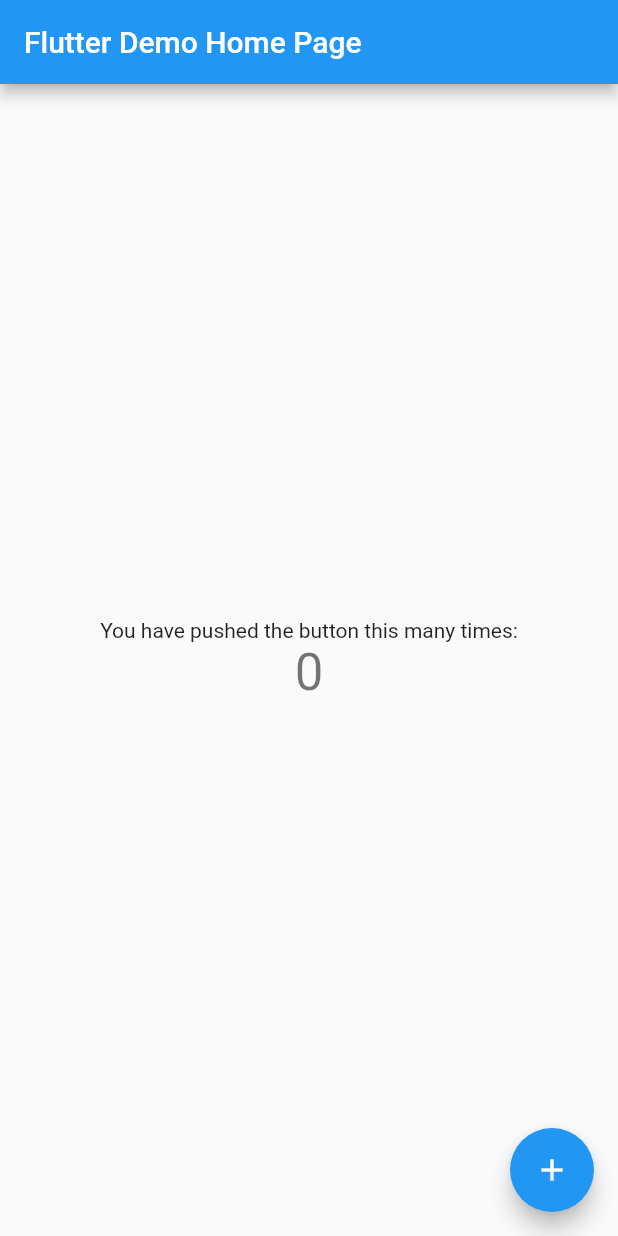
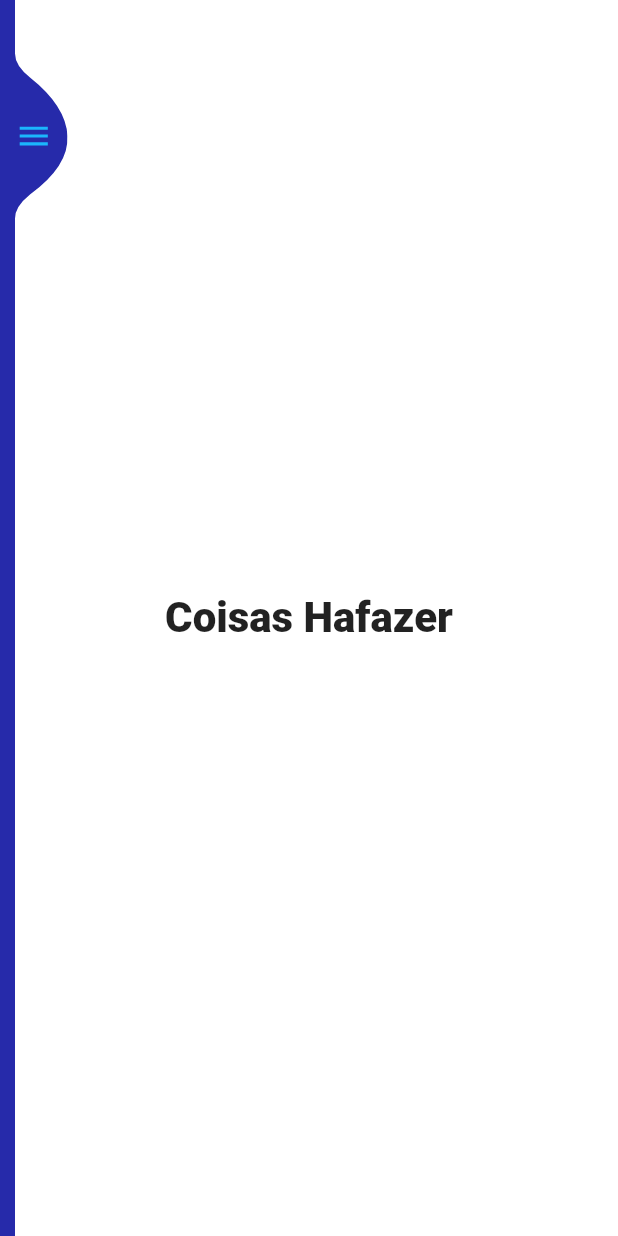
Before and after one commit to Aline-Bazotti/hafazer, a Flutter app: the screen it shows after launch, on a phone screen of 412 x 824 dp. Run offline on Flutter 3.47's test engine with Material 2 defaults, Android fonts, the phone set to English and light mode, and no system bars; our stand-ins replace bloc, flutter_bloc, rxdart.

Commit message:
Criação sidebar e pages

```diff
--- /dev/null
+++ b/hafazer/lib/bloc.navigation_bloc/navigation_bloc.dart
@@ -0,0 +1,38 @@
+import 'package:bloc/bloc.dart';
+import 'package:sidebar_animation/pages/metas_abertas_page%20copy.dart';
+import '../pages/coisas_hafazer_page.dart';
+import '../pages/coisas_feitas_page.dart';
+
+import '../pages/metas_alcancadas_page.dart';
+
+enum NavigationEvents {
+  CoisasHafazerPageClickedEvent,
+  CoisasFeitasPageClickedEvent,
+  MetasAbertasClickedEvent,
+  MetasAlcancadasClickedEvent,
+}
+
+abstract class NavigationStates {}
+
+class NavigationBloc extends Bloc<NavigationEvents, NavigationStates> {
+  @override
+  NavigationStates get initialState => CoisasHafazerPage();
+
+  @override
+  Stream<NavigationStates> mapEventToState(NavigationEvents event) async* {
+    switch (event) {
+      case NavigationEvents.CoisasHafazerPageClickedEvent:
+        yield CoisasHafazerPage();
+        break;
+      case NavigationEvents.CoisasFeitasPageClickedEvent:
+        yield CoisasFeitasPage();
+        break;
+      case NavigationEvents.MetasAbertasClickedEvent:
+        yield MetasAbertasPage();
+        break;
+      case NavigationEvents.MetasAlcancadasClickedEvent:
+        yield MetasAlcancadasPage();
+        break;
+    }
+  }
+}
--- a/hafazer/lib/main.dart
+++ b/hafazer/lib/main.dart
@@ -1,117 +1,17 @@
 import 'package:flutter/material.dart';
 
-void main() {
-  runApp(MyApp());
-}
+import 'sidebar/sidebar_layout.dart';
+
+void main() => runApp(MyApp());
 
 class MyApp extends StatelessWidget {
-  // This widget is the root of your application.
   @override
   Widget build(BuildContext context) {
     return MaterialApp(
-      title: 'Flutter Demo',
+      debugShowCheckedModeBanner: false,
       theme: ThemeData(
-        // This is the theme of your application.
-        //
-        // Try running your application with "flutter run". You'll see the
-        // application has a blue toolbar. Then, without quitting the app, try
-        // changing the primarySwatch below to Colors.green and then invoke
-        // "hot reload" (press "r" in the console where you ran "flutter run",
-        // or simply save your changes to "hot reload" in a Flutter IDE).
-        // Notice that the counter didn't reset back to zero; the application
-        // is not restarted.
-        primarySwatch: Colors.blue,
-        // This makes the visual density adapt to the platform that you run
-        // the app on. For desktop platforms, the controls will be smaller and
-        // closer together (more dense) than on mobile platforms.
-        visualDensity: VisualDensity.adaptivePlatformDensity,
-      ),
-      home: MyHomePage(title: 'Flutter Demo Home Page'),
+          scaffoldBackgroundColor: Colors.white, primaryColor: Colors.white),
+      home: SideBarLayout(),
     );
   }
 }
-
-class MyHomePage extends StatefulWidget {
-  MyHomePage({Key key, this.title}) : super(key: key);
-
-  // This widget is the home page of your application. It is stateful, meaning
-  // that it has a State object (defined below) that contains fields that affect
-  // how it looks.
-
-  // This class is the configuration for the state. It holds the values (in this
-  // case the title) provided by the parent (in this case the App widget) and
-  // used by the build method of the State. Fields in a Widget subclass are
-  // always marked "final".
-
-  final String title;
-
-  @override
-  _MyHomePageState createState() => _MyHomePageState();
-}
-
-class _MyHomePageState extends State<MyHomePage> {
-  int _counter = 0;
-
-  void _incrementCounter() {
-    setState(() {
-      // This call to setState tells the Flutter framework that something has
-      // changed in this State, which causes it to rerun the build method below
-      // so that the display can reflect the updated values. If we changed
-      // _counter without calling setState(), then the build method would not be
-      // called again, and so nothing would appear to happen.
-      _counter++;
-    });
-  }
-
-  @override
-  Widget build(BuildContext context) {
-    // This method is rerun every time setState is called, for instance as done
-    // by the _incrementCounter method above.
-    //
-    // The Flutter framework has been optimized to make rerunning build methods
-    // fast, so that you can just rebuild anything that needs updating rather
-    // than having to individually change instances of widgets.
-    return Scaffold(
-      appBar: AppBar(
-        // Here we take the value from the MyHomePage object that was created by
-        // the App.build method, and use it to set our appbar title.
-        title: Text(widget.title),
-      ),
-      body: Center(
-        // Center is a layout widget. It takes a single child and positions it
-        // in the middle of the parent.
-        child: Column(
-          // Column is also a layout widget. It takes a list of children and
-          // arranges them vertically. By default, it sizes itself to fit its
-          // children horizontally, and tries to be as tall as its parent.
-          //
-          // Invoke "debug painting" (press "p" in the console, choose the
-          // "Toggle Debug Paint" action from the Flutter Inspector in Android
-          // Studio, or the "Toggle Debug Paint" command in Visual Studio Code)
-          // to see the wireframe for each widget.
-          //
-          // Column has various properties to control how it sizes itself and
-          // how it positions its children. Here we use mainAxisAlignment to
-          // center the children vertically; the main axis here is the vertical
-          // axis because Columns are vertical (the cross axis would be
-          // horizontal).
-          mainAxisAlignment: MainAxisAlignment.center,
-          children: <Widget>[
-            Text(
-              'You have pushed the button this many times:',
-            ),
-            Text(
-              '$_counter',
-              style: Theme.of(context).textTheme.headline4,
-            ),
-          ],
-        ),
-      ),
-      floatingActionButton: FloatingActionButton(
-        onPressed: _incrementCounter,
-        tooltip: 'Increment',
-        child: Icon(Icons.add),
-      ), // This trailing comma makes auto-formatting nicer for build methods.
-    );
-  }
-}
--- /dev/null
+++ b/hafazer/lib/pages/coisas_hafazer_page.dart
@@ -0,0 +1,15 @@
+import 'package:flutter/material.dart';
+
+import '../bloc.navigation_bloc/navigation_bloc.dart';
+
+class CoisasHafazerPage extends StatelessWidget with NavigationStates {
+  @override
+  Widget build(BuildContext context) {
+    return Center(
+      child: Text(
+        "Coisas Hafazer",
+        style: TextStyle(fontWeight: FontWeight.w900, fontSize: 28),
+      ),
+    );
+  }
+}
--- /dev/null
+++ b/hafazer/lib/sidebar/sidebar.dart
@@ -0,0 +1,203 @@
+import 'dart:async';
+
+import 'package:flutter/material.dart';
+import 'package:flutter_bloc/flutter_bloc.dart';
+import 'package:rxdart/rxdart.dart';
+
+import '../bloc.navigation_bloc/navigation_bloc.dart';
+import '../sidebar/menu_item.dart';
+
+class SideBar extends StatefulWidget {
+  @override
+  _SideBarState createState() => _SideBarState();
+}
+
+class _SideBarState extends State<SideBar>
+    with SingleTickerProviderStateMixin<SideBar> {
+  AnimationController _animationController;
+  StreamController<bool> isSidebarOpenedStreamController;
+  Stream<bool> isSidebarOpenedStream;
+  StreamSink<bool> isSidebarOpenedSink;
+  final _animationDuration = const Duration(milliseconds: 500);
+
+  @override
+  void initState() {
+    super.initState();
+    _animationController =
+        AnimationController(vsync: this, duration: _animationDuration);
+    isSidebarOpenedStreamController = PublishSubject<bool>();
+    isSidebarOpenedStream = isSidebarOpenedStreamController.stream;
+    isSidebarOpenedSink = isSidebarOpenedStreamController.sink;
+  }
+
+  @override
+  void dispose() {
+    _animationController.dispose();
+    isSidebarOpenedStreamController.close();
+    isSidebarOpenedSink.close();
+    super.dispose();
+  }
+
+  void onIconPressed() {
+    final animationStatus = _animationController.status;
+    final isAnimationCompleted = animationStatus == AnimationStatus.completed;
+
+    if (isAnimationCompleted) {
+      isSidebarOpenedSink.add(false);
+      _animationController.reverse();
+    } else {
+      isSidebarOpenedSink.add(true);
+      _animationController.forward();
+    }
+  }
+
+  @override
+  Widget build(BuildContext context) {
+    final screenWidth = MediaQuery.of(context).size.width;
+
+    return StreamBuilder<bool>(
+      initialData: false,
+      stream: isSidebarOpenedStream,
+      builder: (context, isSideBarOpenedAsync) {
+        return AnimatedPositioned(
+          duration: _animationDuration,
+          top: 0,
+          bottom: 0,
+          left: isSideBarOpenedAsync.data ? 0 : -screenWidth,
+          right: isSideBarOpenedAsync.data ? 0 : screenWidth - 45,
+          child: Row(
+            children: <Widget>[
+              Expanded(
+                child: Container(
+                  padding: const EdgeInsets.symmetric(horizontal: 20),
+                  color: const Color(0xFF262AAA),
+                  child: Column(
+                    children: <Widget>[
+                      SizedBox(
+                        height: 100,
+                      ),
+                      ListTile(
+                        title: Text(
+                          "João Doido",
+                          style: TextStyle(
+                              color: Colors.white,
+                              fontSize: 30,
+                              fontWeight: FontWeight.w800),
+                        ),
+                        leading: CircleAvatar(
+                          child: Icon(
+                            Icons.perm_identity,
+                            color: Colors.white,
+                          ),
+                          radius: 40,
+                        ),
+                      ),
+                      Divider(
+                        height: 64,
+                        thickness: 0.5,
+                        color: Colors.white.withOpacity(0.3),
+                        indent: 32,
+                        endIndent: 32,
+                      ),
+                      MenuItem(
+                        icon: Icons.check_circle_outline,
+                        title: "Coisas Hafazer",
+                        onTap: () {
+                          onIconPressed();
+                          BlocProvider.of<NavigationBloc>(context).add(
+                              NavigationEvents.CoisasHafazerPageClickedEvent);
+                        },
+                      ),
+                      MenuItem(
+                        icon: Icons.bookmark_border,
+                        title: "Metas Abertas",
+                        onTap: () {
+                          onIconPressed();
+                          BlocProvider.of<NavigationBloc>(context)
+                              .add(NavigationEvents.MetasAbertasClickedEvent);
+                        },
+                      ),
+                      Divider(
+                        height: 64,
+                        thickness: 0.5,
+                        color: Colors.white.withOpacity(0.3),
+                        indent: 32,
+                        endIndent: 32,
+                      ),
+                      MenuItem(
+                        icon: Icons.check_circle,
+                        title: "Coisas Feitas",
+                        onTap: () {
+                          onIconPressed();
+                          BlocProvider.of<NavigationBloc>(context).add(
+                              NavigationEvents.CoisasFeitasPageClickedEvent);
+                        },
+                      ),
+                      MenuItem(
+                        icon: Icons.bookmark,
+                        title: "Metas Alcançadas",
+                        onTap: () {
+                          onIconPressed();
+                          BlocProvider.of<NavigationBloc>(context).add(
+                              NavigationEvents.MetasAlcancadasClickedEvent);
+                        },
+                      )
+                    ],
+                  ),
+                ),
+              ),
+              Align(
+                alignment: Alignment(0, -0.9),
+                child: GestureDetector(
+                  onTap: () {
+                    onIconPressed();
+                  },
+                  child: ClipPath(
+                    clipper: CustomMenuClipper(),
+                    child: Container(
+                      width: 35,
+                      height: 110,
+                      color: Color(0xFF262AAA),
+                      alignment: Alignment.centerLeft,
+                      child: AnimatedIcon(
+                        progress: _animationController.view,
+                        icon: AnimatedIcons.menu_close,
+                        color: Color(0xFF1BB5FD),
+                        size: 25,
+                      ),
+                    ),
+                  ),
+                ),
+              ),
+            ],
+          ),
+        );
+      },
+    );
+  }
+}
+
+class CustomMenuClipper extends CustomClipper<Path> {
+  @override
+  Path getClip(Size size) {
+    Paint paint = Paint();
+    paint.color = Colors.white;
+
+    final width = size.width;
+    final height = size.height;
+
+    Path path = Path();
+    path.moveTo(0, 0);
+    path.quadraticBezierTo(0, 8, 10, 16);
+    path.quadraticBezierTo(width - 1, height / 2 - 20, width, height / 2);
+    path.quadraticBezierTo(width + 1, height / 2 + 20, 10, height - 16);
+    path.quadraticBezierTo(0, height - 8, 0, height);
+    path.close();
+    return path;
+  }
+
+  @override
+  bool shouldReclip(CustomClipper<Path> oldClipper) {
+    return true;
+  }
+}
--- /dev/null
+++ b/hafazer/lib/sidebar/sidebar_layout.dart
@@ -0,0 +1,26 @@
+import 'package:flutter/material.dart';
+import 'package:flutter_bloc/flutter_bloc.dart';
+
+import '../bloc.navigation_bloc/navigation_bloc.dart';
+import 'sidebar.dart';
+
+class SideBarLayout extends StatelessWidget {
+  @override
+  Widget build(BuildContext context) {
+    return Scaffold(
+      body: BlocProvider<NavigationBloc>(
+        create: (context) => NavigationBloc(),
+        child: Stack(
+          children: <Widget>[
+            BlocBuilder<NavigationBloc, NavigationStates>(
+              builder: (context, navigationState) {
+                return navigationState as Widget;
+              },
+            ),
+            SideBar(),
+          ],
+        ),
+      ),
+    );
+  }
+}
```
Also changed, not shown: hafazer/lib/pages/coisas_feitas_page.dart (added, +15 -0 lines), hafazer/lib/pages/metas_abertas_page copy.dart (added, +14 -0 lines), hafazer/lib/pages/metas_alcancadas_page.dart (added, +14 -0 lines), hafazer/lib/sidebar/menu_item.dart (added, +35 -0 lines), hafazer/pubspec.yaml (+8 -10 lines), hafazer/pubspec.lock, package-lock.json (added), 2 other files.
